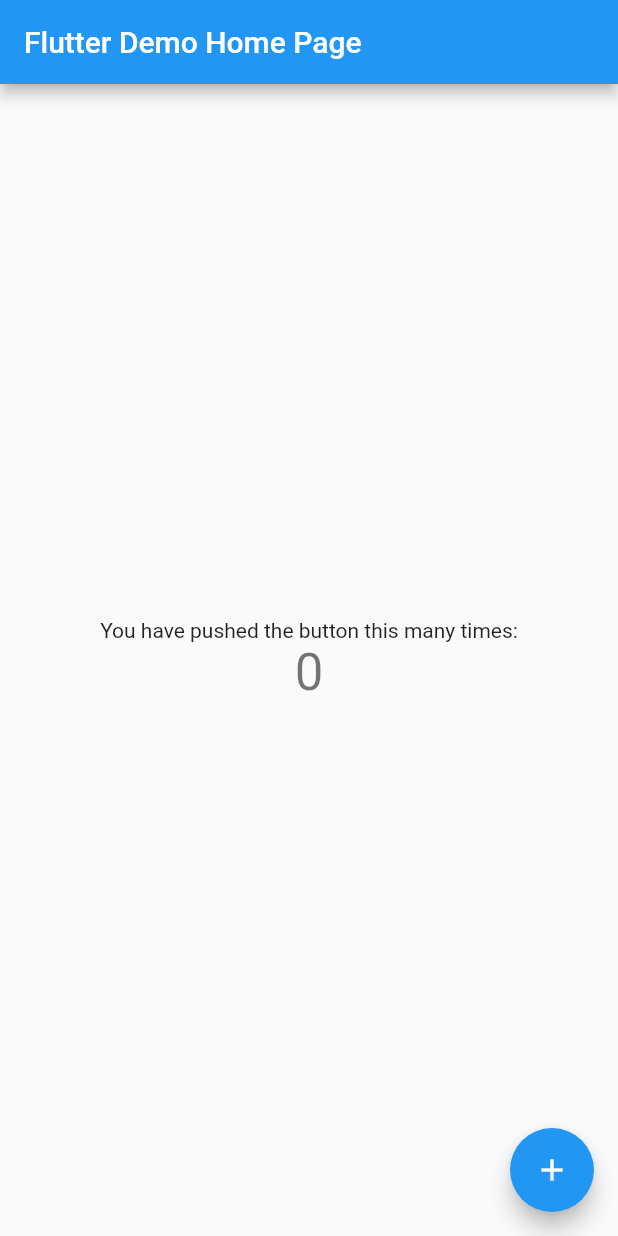
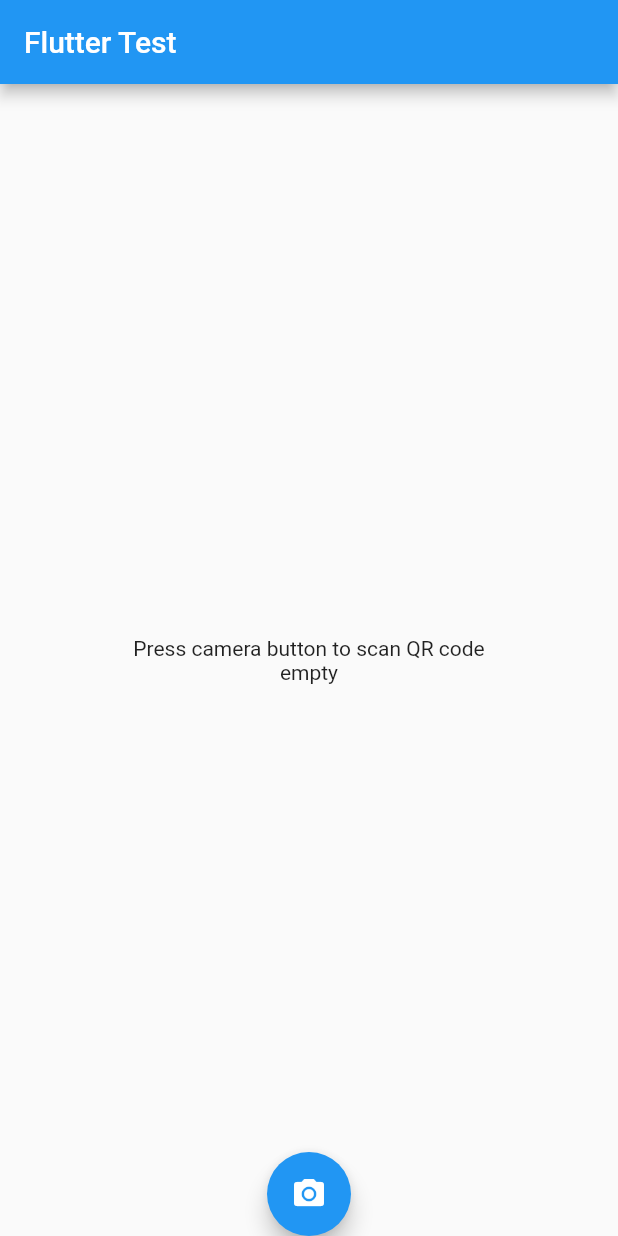
Before and after one commit to crispion/FlutterTest, a Flutter app: the screen it shows after launch, on a phone screen of 412 x 824 dp. Run offline on Flutter 3.47's test engine with Material 2 defaults, Android fonts, the phone set to English and light mode, and no system bars; missing offline and left inert: barcode_scan.

Commit message:
Read qr codes

```diff
--- a/test_flutter/lib/main.dart
+++ b/test_flutter/lib/main.dart
@@ -1,4 +1,6 @@
 import 'package:flutter/material.dart';
+import 'package:barcode_scan/barcode_scan.dart';
+import 'package:flutter/services.dart';
 
 void main() => runApp(MyApp());
 
@@ -7,7 +9,7 @@ class MyApp extends StatelessWidget {
   @override
   Widget build(BuildContext context) {
     return MaterialApp(
-      title: 'Flutter Demo',
+      title: 'Flutter Test',
       theme: ThemeData(
         // This is the theme of your application.
         //
@@ -20,7 +22,7 @@ class MyApp extends StatelessWidget {
         // is not restarted.
         primarySwatch: Colors.blue,
       ),
-      home: MyHomePage(title: 'Flutter Demo Home Page'),
+      home: MyHomePage(title: 'Flutter Test'),
     );
   }
 }
@@ -45,17 +47,45 @@ class MyHomePage extends StatefulWidget {
 
 class _MyHomePageState extends State<MyHomePage> {
   int _counter = 0;
+  String _result = "empty";
 
-  void _incrementCounter() {
-    setState(() {
-      // This call to setState tells the Flutter framework that something has
-      // changed in this State, which causes it to rerun the build method below
-      // so that the display can reflect the updated values. If we changed
-      // _counter without calling setState(), then the build method would not be
-      // called again, and so nothing would appear to happen.
-      _counter++;
-    });
+  Future _scanQR() async {
+    try {
+      String qrResult = await BarcodeScanner.scan();
+      setState(() {
+        _result = qrResult;
+      });
+    } on PlatformException catch (ex) {
+      if (ex.code == BarcodeScanner.CameraAccessDenied) {
+        setState(() {
+          _result = "Camera access denied";
+        });
+      } else {
+        setState(() {
+          _result = "Unknown error $ex";
+        });
+      }
+    } on FormatException catch (ex) {
+      setState(() {
+        _result = "Could not read qr code: $ex";
+      });
+    } catch (ex) {
+      setState(() {
+        _result = "Unknown exception: $ex";
+      });
+    }
   }
+
+  // void _incrementCounter() {
+  //   setState(() {
+  //     // This call to setState tells the Flutter framework that something has
+  //     // changed in this State, which causes it to rerun the build method below
+  //     // so that the display can reflect the updated values. If we changed
+  //     // _counter without calling setState(), then the build method would not be
+  //     // called again, and so nothing would appear to happen.
+  //     _counter++;
+  //   });
+  // }
 
   @override
   Widget build(BuildContext context) {
@@ -92,20 +122,24 @@ class _MyHomePageState extends State<MyHomePage> {
           mainAxisAlignment: MainAxisAlignment.center,
           children: <Widget>[
             Text(
-              'You have pushed the button this many times:',
+              'Press camera button to scan QR code',
             ),
+            // Text(
+            //   '$_counter',
+            //   style: Theme.of(context).textTheme.display1,
+            // ),
             Text(
-              '$_counter',
-              style: Theme.of(context).textTheme.display1,
-            ),
+              '$_result',
+            )
           ],
         ),
       ),
       floatingActionButton: FloatingActionButton(
-        onPressed: _incrementCounter,
+        onPressed: _scanQR,
         tooltip: 'Increment',
-        child: Icon(Icons.add),
+        child: Icon(Icons.camera_alt),
       ), // This trailing comma makes auto-formatting nicer for build methods.
+      floatingActionButtonLocation: FloatingActionButtonLocation.centerDocked,
     );
   }
 }
```
Also changed, not shown: test_flutter/pubspec.yaml (+1 -6 lines), test_flutter/pubspec.lock, 2 other files.
